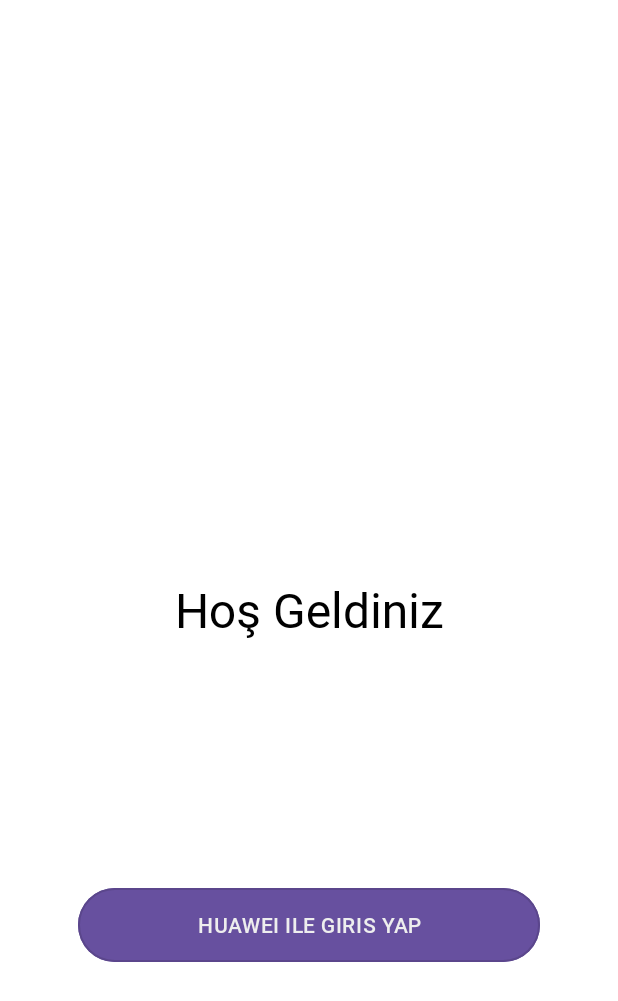
After one commit to eminesa/DailyOfSpace, an Android app: the WelcomeFragment screen opened through its navigation route, on a phone screen of 412 x 824 dp. The commit adds this screen. Shown: the top 1001 px of the screen. Run offline under Robolectric (Android 15) with nearby library versions, the phone set to English and light mode, and no system bars; our stand-ins replace Dagger/Hilt's generated code; libraries missing offline, so code that uses them is left out: com.google.android.youtube, com.huawei.hmf, com.huawei.hms; 4 statements that could not run were skipped.

Commit message:
added account kit for huawei sign-in

```diff
--- a/app/src/main/java/com/eminesa/dailyofspace/fragment/dailyPhoto/DailyPhotoFragmentViewModel.kt
+++ b/app/src/main/java/com/eminesa/dailyofspace/fragment/dailyPhoto/DailyPhotoFragmentViewModel.kt
@@ -28,7 +28,6 @@ import android.content.IntentFilter
 class DailyPhotoFragmentViewModel @Inject constructor(val repository: Repository) : ViewModel() {
 
 
-
     fun getDailyPhoto(key: String?): LiveData<GlobalResponse<out NasaByIdResponse>> =
         liveData(context = viewModelScope.coroutineContext + Dispatchers.IO) {
 
--- a/app/src/main/java/com/eminesa/dailyofspace/fragment/intro/IntroFragment.kt
+++ b/app/src/main/java/com/eminesa/dailyofspace/fragment/intro/IntroFragment.kt
@@ -92,10 +92,9 @@ class IntroFragment : Fragment(), OnSnapPositionChangeListener {
             val title = arguments?.getString("title")
             val mediaType = arguments?.getString("media_type")
             val url = arguments?.getString("url")
-            LocaleStorageManager.setPreferences("intro", true)
 
             findNavController().navigate(
-                R.id.action_introFragment_to_dailyPhotoFragment,
+                R.id.action_introFragment_to_welcomeFragment,
                 bundleOf(
                     "date" to date,
                     "explanation" to explanation,
--- /dev/null
+++ b/app/src/main/res/layout/fragment_welcome.xml
@@ -0,0 +1,52 @@
+<?xml version="1.0" encoding="utf-8"?>
+<androidx.constraintlayout.widget.ConstraintLayout xmlns:android="http://schemas.android.com/apk/res/android"
+    xmlns:tools="http://schemas.android.com/tools"
+    android:layout_width="match_parent"
+    android:layout_height="match_parent"
+    xmlns:app="http://schemas.android.com/apk/res-auto"
+    tools:context=".fragment.welcome.WelcomeFragment">
+
+    <com.google.android.material.textview.MaterialTextView
+        android:id="@+id/txt_welcome"
+        style="@style/Medium32Sp"
+        android:layout_width="wrap_content"
+        android:layout_height="wrap_content"
+        android:layout_marginBottom="12dp"
+        android:textColor="@color/black"
+        android:textSize="32sp"
+        app:layout_constraintBottom_toBottomOf="parent"
+        app:layout_constraintTop_toTopOf="parent"
+        app:layout_constraintEnd_toEndOf="parent"
+        app:layout_constraintStart_toStartOf="parent"
+        android:text="@string/welcome_to_space" />
+
+    <com.google.android.material.button.MaterialButton
+        android:id="@+id/btn_loginWithHuawei"
+        style="@style/BaseButton"
+        android:layout_width="match_parent"
+        android:layout_height="0dp"
+        android:layout_marginTop="35dp"
+        android:layout_marginHorizontal="52dp"
+        android:layout_marginBottom="20dp"
+        android:text="@string/login_with_huawei"
+        app:layout_constraintBottom_toTopOf="@id/txt_sign_in_with_huawei"
+        app:layout_constraintEnd_toEndOf="parent"
+        app:layout_constraintHeight_percent="0.06"
+        app:layout_constraintStart_toStartOf="parent" />
+
+    <com.google.android.material.textview.MaterialTextView
+        android:id="@+id/txt_sign_in_with_huawei"
+        style="@style/TextTitleColorAndDarkGray16sp"
+        android:layout_width="wrap_content"
+        android:layout_height="wrap_content"
+        android:padding="5dp"
+        android:layout_marginTop="12dp"
+        android:layout_marginBottom="130dp"
+        android:gravity="center"
+        android:textColor="@color/light_black"
+        app:layout_constraintBottom_toBottomOf="parent"
+        app:layout_constraintEnd_toEndOf="parent"
+        app:layout_constraintStart_toStartOf="parent"
+        tools:text="@string/sign_in_with_huawei" />
+
+</androidx.constraintlayout.widget.ConstraintLayout>
--- a/app/src/main/res/navigation/navigation_graph.xml
+++ b/app/src/main/res/navigation/navigation_graph.xml
@@ -33,8 +33,21 @@
         android:name="com.eminesa.dailyofspace.fragment.intro.IntroFragment"
         android:label="fragment_intro"
         tools:layout="@layout/fragment_intro" >
+
         <action
-            android:id="@+id/action_introFragment_to_dailyPhotoFragment"
+            android:id="@+id/action_introFragment_to_welcomeFragment"
+            app:destination="@id/welcomeFragment"
+            app:launchSingleTop="true"
+            app:popUpTo="@id/navigation"
+            app:popUpToInclusive="true"/>
+    </fragment>
+    <fragment
+        android:id="@+id/welcomeFragment"
+        android:name="com.eminesa.dailyofspace.fragment.welcome.WelcomeFragment"
+        android:label="fragment_welcome"
+        tools:layout="@layout/fragment_welcome" >
+        <action
+            android:id="@+id/action_welcomeFragment_to_dailyPhotoFragment"
             app:destination="@id/dailyPhotoFragment"
             app:launchSingleTop="true"
             app:popUpTo="@id/navigation"
--- a/app/src/main/res/values/strings.xml
+++ b/app/src/main/res/values/strings.xml
@@ -17,5 +17,7 @@
     <string name="onboarding_desc_2">Fotoğraflanan galaksi hakkında bilgi edinin</string>
     <string name="onboarding_desc_3">Keşfedilen fotoğrafı indirin, istediğiniz yerde kullanın</string>
     <string name="daily_photo_downloaded">Fotoğraf indirildi</string>
+    <string name="login_with_huawei">Huawei ile Giris Yap</string>
+    <string name="sign_in_with_huawei">Huawei ile Kayit Ol</string>
 
 </resources>
```
Also changed, not shown: app/src/main/java/com/eminesa/dailyofspace/fragment/welcome/WelcomeFragment.kt (added, +105 -0 lines), 2 other files.
